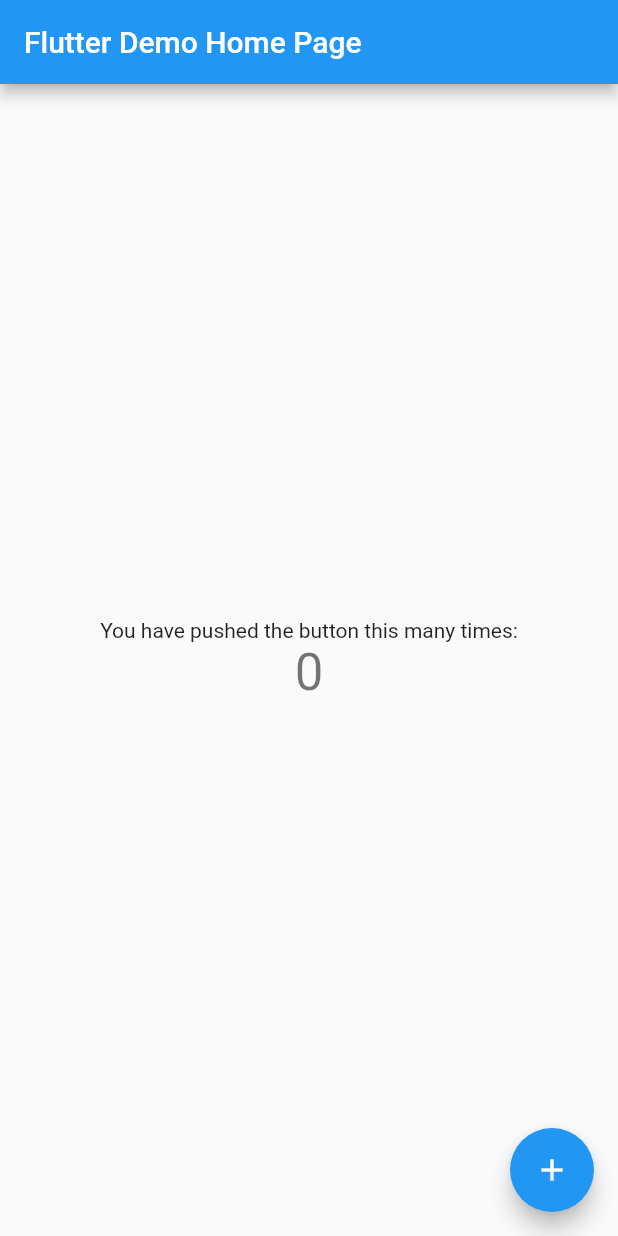
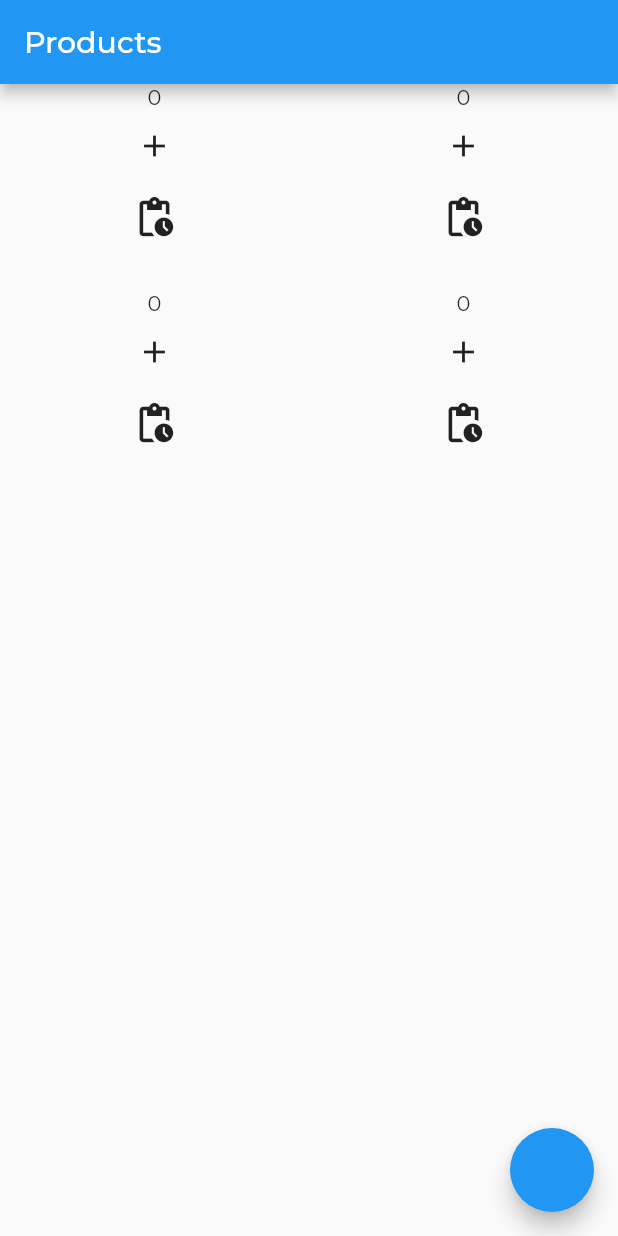
Before and after one commit to cherobim22/Flutter, a Flutter app: the screen it shows after launch, on a phone screen of 412 x 824 dp. Run offline on Flutter 3.47's test engine with Material 2 defaults, Android fonts, the phone set to English and light mode, and no system bars; our stand-ins replace firebase_auth, firebase_core, font_awesome_flutter, google_sign_in, hive_flutter, image_picker; accounts and stored records are empty.

Commit message:
update files

```diff
--- a/chatapp/lib/components/user_image_picker.dart
+++ b/chatapp/lib/components/user_image_picker.dart
@@ -17,6 +17,7 @@ class _UserImagePickerState extends State<UserImagePicker> {
   File? _image;
 
   Future<void> _pickImage() async {
+    try {
       final picker = ImagePicker();
       final pickerImage = await picker.pickImage(
           source: ImageSource.gallery, imageQuality: 60, maxWidth: 150);
@@ -26,7 +27,10 @@ class _UserImagePickerState extends State<UserImagePicker> {
           _image = File(pickerImage.path);
         });
 
-      // widget.onImagePick(_image!);
+        widget.onImagePick(_image!);
+      }
+    } catch (e) {
+      throw 'error : ${e}';
     }
   }
 
--- a/chatapp/lib/pages/auth_or_app.dart
+++ b/chatapp/lib/pages/auth_or_app.dart
@@ -1,4 +1,5 @@
 import 'package:chatapp/core/services/auth/auth_mock_service.dart';
+import 'package:chatapp/core/services/auth/auth_service.dart';
 import 'package:chatapp/pages/auth_page.dart';
 import 'package:chatapp/pages/chat_page.dart';
 import 'package:chatapp/pages/loading_page.dart';
@@ -15,7 +16,7 @@ class AuthOrAppPage extends StatelessWidget {
   Widget build(BuildContext context) {
     return Scaffold(
       body: StreamBuilder<ChatUser?>(
-        stream: AuthMockService().userChanges,
+        stream: AuthService().userChanges,
         builder: (context, snapshot) {
           if (snapshot.connectionState == ConnectionState.waiting) {
             return LoadingPage();
--- /dev/null
+++ b/shoppingapp/lib/data/dummy_data.dart
@@ -0,0 +1,35 @@
+import '../models/product.dart';
+
+final dummy_products = [
+  Product(
+    id: 'p1',
+    title: 'Red Shirt',
+    description: 'A red shirt - it is pretty red!',
+    price: 29.99,
+    imageUrl:
+        'https://cdn.pixabay.com/photo/2016/10/02/22/17/red-t-shirt-1710578_1280.jpg',
+  ),
+  Product(
+    id: 'p2',
+    title: 'Trousers',
+    description: 'A nice pair of trousers.',
+    price: 59.99,
+    imageUrl:
+        'https://upload.wikimedia.org/wikipedia/commons/thumb/e/e8/Trousers%2C_dress_%28AM_1960.022-8%29.jpg/512px-Trousers%2C_dress_%28AM_1960.022-8%29.jpg',
+  ),
+  Product(
+    id: 'p3',
+    title: 'Yellow Scarf',
+    description: 'Warm and cozy - exactly what you need for the winter.',
+    price: 19.99,
+    imageUrl: 'https://live.staticflickr.com/4043/4438260868_cc79b3369d_z.jpg',
+  ),
+  Product(
+    id: 'p4',
+    title: 'A Pan',
+    description: 'Prepare any meal you want.',
+    price: 49.99,
+    imageUrl:
+        'https://upload.wikimedia.org/wikipedia/commons/thumb/1/14/Cast-Iron-Pan.jpg/1024px-Cast-Iron-Pan.jpg',
+  ),
+];
--- a/shoppingapp/lib/main.dart
+++ b/shoppingapp/lib/main.dart
@@ -1,4 +1,9 @@
 import 'package:flutter/material.dart';
+import 'package:shoppingapp/models/product.dart';
+import 'package:shoppingapp/pages/counter_page.dart';
+import 'package:shoppingapp/pages/products_detail_page.dart';
+
+import 'pages/products_overview_pager.dart';
 
 void main() {
   runApp(const MyApp());
@@ -11,105 +16,17 @@ class MyApp extends StatelessWidget {
   @override
   Widget build(BuildContext context) {
     return MaterialApp(
+      debugShowCheckedModeBanner: false,
       title: 'Flutter Demo',
       theme: ThemeData(
-        // This is the theme of your application.
-        //
-        // Try running your application with "flutter run". You'll see the
-        // application has a blue toolbar. Then, without quitting the app, try
-        // changing the primarySwatch below to Colors.green and then invoke
-        // "hot reload" (press "r" in the console where you ran "flutter run",
-        // or simply save your changes to "hot reload" in a Flutter IDE).
-        // Notice that the counter didn't reset back to zero; the application
-        // is not restarted.
-        primarySwatch: Colors.blue,
-      ),
-      home: const MyHomePage(title: 'Flutter Demo Home Page'),
+          primarySwatch: Colors.blue,
+          primaryColor: Colors.blue,
+          fontFamily: 'Montserrat'),
+      home: ProductsOverviewPage(),
+      routes: {
+        '/products/detail': (context) => ProductDetail(),
+        '/counter': (context) => CounterPage()
+      },
     );
   }
 }
-
-class MyHomePage extends StatefulWidget {
-  const MyHomePage({Key? key, required this.title}) : super(key: key);
-
-  // This widget is the home page of your application. It is stateful, meaning
-  // that it has a State object (defined below) that contains fields that affect
-  // how it looks.
-
-  // This class is the configuration for the state. It holds the values (in this
-  // case the title) provided by the parent (in this case the App widget) and
-  // used by the build method of the State. Fields in a Widget subclass are
-  // always marked "final".
-
-  final String title;
-
-  @override
-  State<MyHomePage> createState() => _MyHomePageState();
-}
-
-class _MyHomePageState extends State<MyHomePage> {
-  int _counter = 0;
-
-  void _incrementCounter() {
-    setState(() {
-      // This call to setState tells the Flutter framework that something has
-      // changed in this State, which causes it to rerun the build method below
-      // so that the display can reflect the updated values. If we changed
-      // _counter without calling setState(), then the build method would not be
-      // called again, and so nothing would appear to happen.
-      _counter++;
-    });
-  }
-
-  @override
-  Widget build(BuildContext context) {
-    // This method is rerun every time setState is called, for instance as done
-    // by the _incrementCounter method above.
-    //
-    // The Flutter framework has been optimized to make rerunning build methods
-    // fast, so that you can just rebuild anything that needs updating rather
-    // than having to individually change instances of widgets.
-    return Scaffold(
-      appBar: AppBar(
-        // Here we take the value from the MyHomePage object that was created by
-        // the App.build method, and use it to set our appbar title.
-        title: Text(widget.title),
-      ),
-      body: Center(
-        // Center is a layout widget. It takes a single child and positions it
-        // in the middle of the parent.
-        child: Column(
-          // Column is also a layout widget. It takes a list of children and
-          // arranges them vertically. By default, it sizes itself to fit its
-          // children horizontally, and tries to be as tall as its parent.
-          //
-          // Invoke "debug painting" (press "p" in the console, choose the
-          // "Toggle Debug Paint" action from the Flutter Inspector in Android
-          // Studio, or the "Toggle Debug Paint" command in Visual Studio Code)
-          // to see the wireframe for each widget.
-          //
-          // Column has various properties to control how it sizes itself and
-          // how it positions its children. Here we use mainAxisAlignment to
-          // center the children vertically; the main axis here is the vertical
-          // axis because Columns are vertical (the cross axis would be
-          // horizontal).
-          mainAxisAlignment: MainAxisAlignment.center,
-          children: <Widget>[
-            const Text(
-              'You have pushed the button this many times:',
-            ),
-            Text(
-              '$_counter',
-              style: Theme.of(context).textTheme.headline4,
-            ),
-          ],
-        ),
-      ),
-      floatingActionButton: FloatingActionButton(
-        onPressed: _incrementCounter,
-        tooltip: 'Increment',
-        child: const Icon(Icons.add),
-      ), // This trailing comma makes auto-formatting nicer for build methods.
-    );
-  }
-}
--- /dev/null
+++ b/shoppingapp/lib/models/product.dart
@@ -0,0 +1,21 @@
+class Product {
+  final String id;
+  final String title;
+  final String description;
+  final double price;
+  final String imageUrl;
+  bool isFavorite;
+
+  Product({
+    required this.id,
+    required this.title,
+    required this.description,
+    required this.price,
+    required this.imageUrl,
+    this.isFavorite = false,
+  });
+
+  void toggleFavorite() {
+    isFavorite = !isFavorite;
+  }
+}
--- /dev/null
+++ b/shoppingapp/lib/pages/products_overview_pager.dart
@@ -0,0 +1,87 @@
+import 'dart:convert';
+
+import 'package:flutter/material.dart';
+import 'package:flutter/src/foundation/key.dart';
+import 'package:flutter/src/widgets/framework.dart';
+import 'package:shoppingapp/components/product_item.dart';
+import 'package:shoppingapp/data/dummy_data.dart';
+import 'package:shoppingapp/redux/app_store.dart';
+import 'package:http/http.dart' as http;
+
+import '../models/product.dart';
+
+class ProductsOverviewPage extends StatelessWidget {
+  ProductsOverviewPage({Key? key}) : super(key: key);
+  final List<Product> loadedProducts = dummy_products;
+
+  // http://localhost:8080/plant?itemsPerPage=100
+  Future<Map> _getPlants() async {
+    final ContaUnicaUrl =
+        Uri.parse('http://localhost:8080/plant?itemsPerPage=100');
+    final response = await http.get(
+      ContaUnicaUrl,
+      headers: {"Content-Type": "application/json"},
+      // encoding: Encoding.getByName('utf-8'),
+    );
+    print('_getPlants');
+    print(response.statusCode);
+
+    if (response.statusCode == 200) {
+      var parsed = json.decode(response.body);
+      final data = parsed;
+      return data;
+    } else {
+      throw Exception('Failed to load data');
+    }
+  }
+
+  @override
+  Widget build(BuildContext context) {
+    return Scaffold(
+      floatingActionButton: FloatingActionButton(
+        onPressed: () {
+          appStore.dispatcher(AppAction.increment, 4);
+        },
+      ),
+      appBar: AppBar(
+        title: Text('Products'),
+        actions: [
+          TextButton(
+              onPressed: () {
+                Navigator.pushNamed(context, '/products/detail');
+              },
+              child: Text('change'))
+        ],
+      ),
+      body: AnimatedBuilder(
+          animation: appStore,
+          builder: (context, snapshot) {
+            return GridView.builder(
+                itemCount: loadedProducts.length,
+                itemBuilder: (context, index) => Column(
+                      children: [
+                        Text('${appStore.state.value}'),
+                        IconButton(
+                            onPressed: () {
+                              Navigator.pushNamed(context, '/counter');
+                            },
+                            icon: Icon(Icons.add)),
+                        IconButton(
+                            onPressed: () async {
+                              print('clicck');
+                              final json = await _getPlants();
+                              print(json['totalRows']);
+
+                              appStore.dispatcher(AppAction.addByPost,
+                                  int.parse('${json['totalRows']}'));
+                            },
+                            iconSize: 30,
+                            icon: Icon(Icons.pending_actions))
+                      ],
+                    ),
+                gridDelegate: SliverGridDelegateWithFixedCrossAxisCount(
+                    crossAxisCount: 2, childAspectRatio: 3 / 2));
+          }),
+    );
+  }
+}
```
Also changed, not shown: chatapp/lib/components/auth_form.dart (+4 -4 lines), chatapp/lib/pages/auth_page.dart (+5 -3 lines), chatapp/lib/pages/chat_page.dart (+13 -1 lines), shoppingapp/lib/components/product_item.dart (added, +48 -0 lines), shoppingapp/lib/pages/counter_page.dart (added, +35 -0 lines), shoppingapp/lib/pages/products_detail_page.dart (added, +25 -0 lines), shoppingapp/lib/redux/app_store.dart (added, +28 -0 lines), shoppingapp/lib/redux/store.dart (added, +13 -0 lines), shoppingapp/pubspec.yaml (+12 -8 lines), shoppingapp/assets/fonts/Montserrat-Bold.ttf (added), shoppingapp/assets/fonts/Montserrat-Light.ttf (added), shoppingapp/assets/fonts/Montserrat-Medium.ttf (added), shoppingapp/assets/fonts/Montserrat-Regular.ttf (added), shoppingapp/pubspec.lock, 2 other files. Lines whose indentation alone changed are shown as unchanged.
